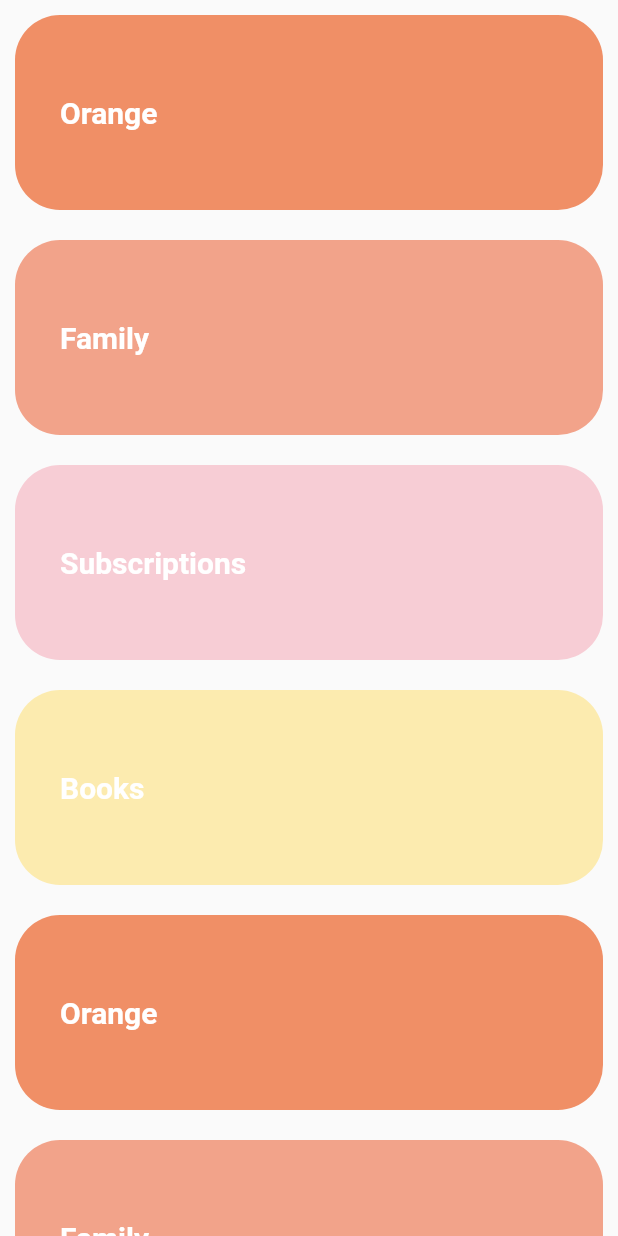
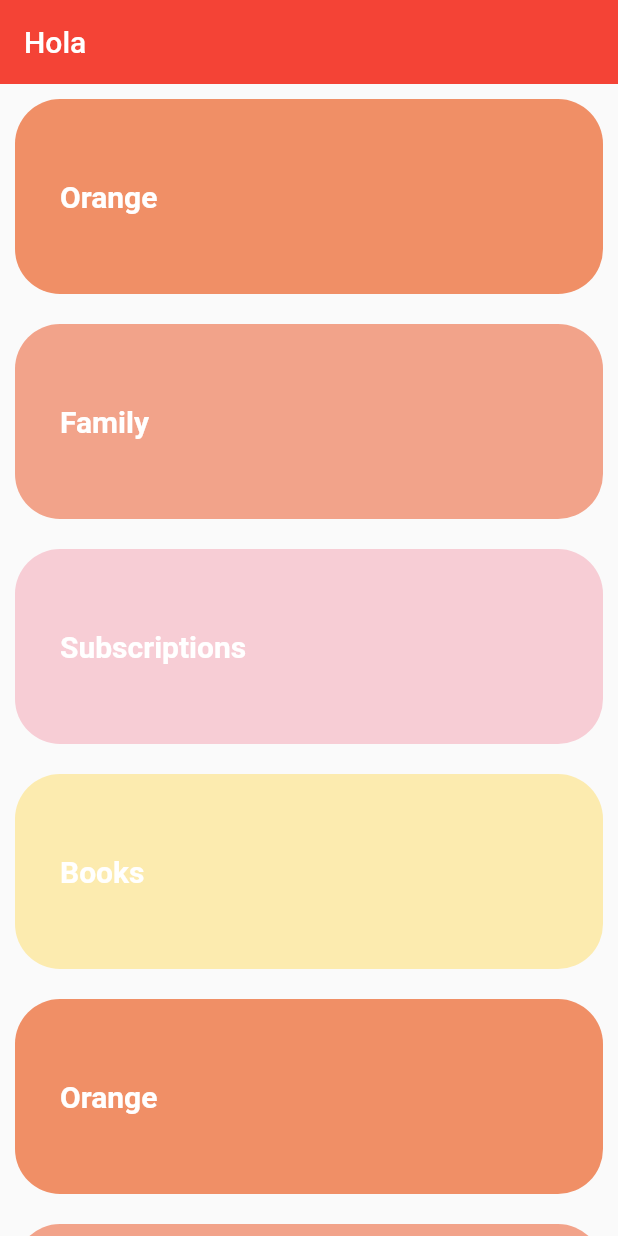
Before and after one commit to FKSAxell/sliver_list, a Flutter app: the screen it shows after launch, on a phone screen of 412 x 824 dp. Run offline on Flutter 3.47's test engine with Material 2 defaults, Android fonts, the phone set to English and light mode, and no system bars; our stand-ins replace animate_do, flutter_svg, font_awesome_flutter.

Commit message:
Update sliver_list_page.dart

```diff
--- a/lib/src/pages/sliver_list_page.dart
+++ b/lib/src/pages/sliver_list_page.dart
@@ -4,7 +4,36 @@
   @override
   Widget build(BuildContext context) {
     return Scaffold(
-      body: _ListaTareas(),
+      body: _MainScroll(),
+    );
+  }
+}
+
+class _MainScroll extends StatelessWidget {
+  final items = [
+    _ListItem('Orange', Color(0xffF08F66)),
+    _ListItem('Family', Color(0xffF2A38A)),
+    _ListItem('Subscriptions', Color(0xffF7CDD5)),
+    _ListItem('Books', Color(0xffFCEBAF)),
+    _ListItem('Orange', Color(0xffF08F66)),
+    _ListItem('Family', Color(0xffF2A38A)),
+    _ListItem('Subscriptions', Color(0xffF7CDD5)),
+    _ListItem('Books', Color(0xffFCEBAF)),
+  ];
+
+  @override
+  Widget build(BuildContext context) {
+    return CustomScrollView(
+      slivers: [
+        SliverAppBar(
+          floating: true,
+          backgroundColor: Colors.red,
+          title: Text("Hola"),
+        ),
+        SliverList(
+          delegate: SliverChildListDelegate(items),
+        ),
+      ],
     );
   }
 }
```
